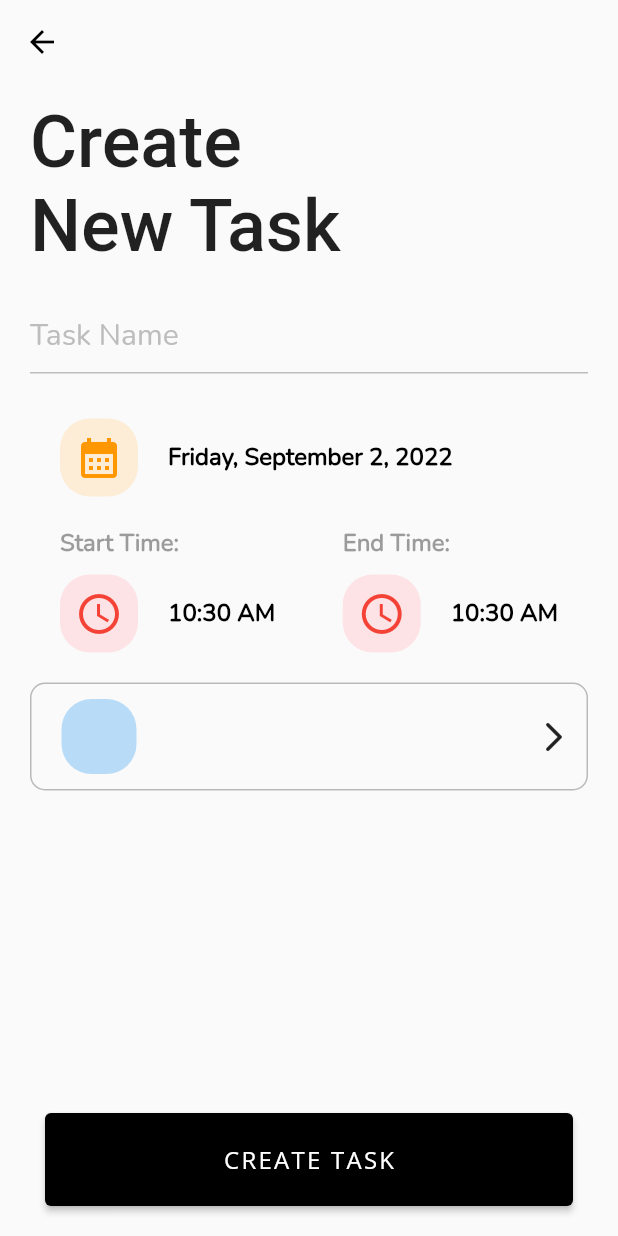
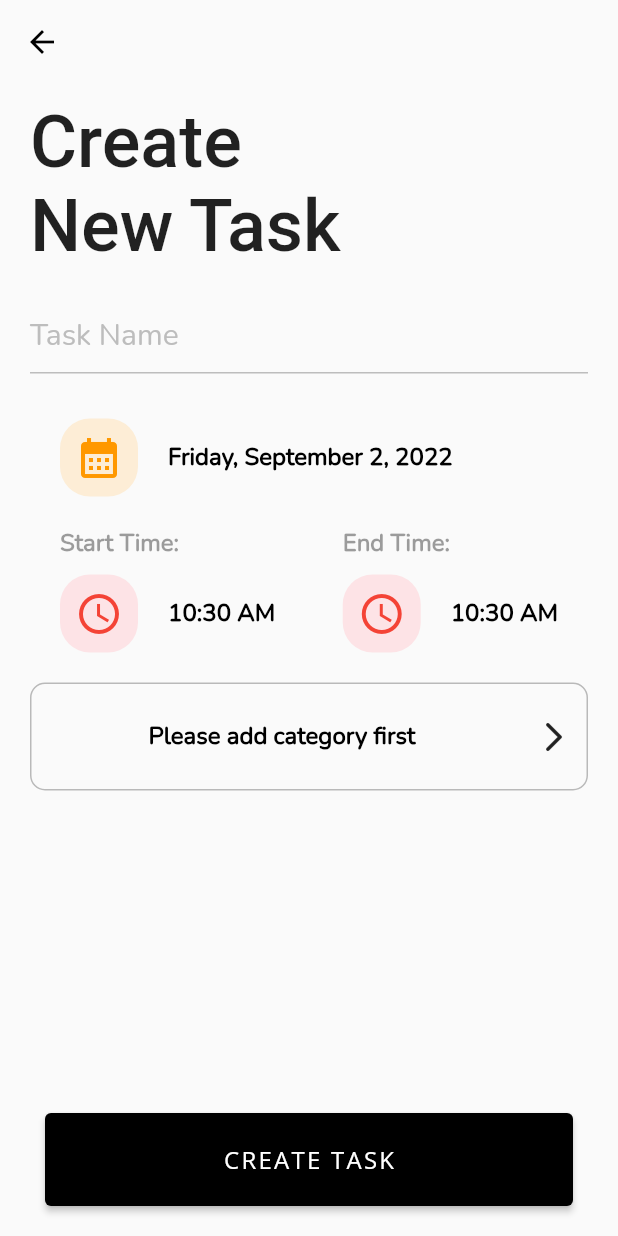
Before and after one commit to repsajanboy/flutter-planner, a Flutter app: the CreateTask screen opened by its route, after a tap on "CREATE TASK", after a tap on "+ ADD NEW TASK", on a phone screen of 412 x 824 dp. Run offline on Flutter 3.47's test engine with Material 2 defaults, Android fonts, the phone set to English and light mode, and no system bars; our stand-ins replace bloc, dio, equatable, firebase_core, firebase_database, flutter_bloc and 1 more; accounts and stored records are empty; Roboto replaces fonts that are missing (Beneth).

Commit message:
handle some errors, category-task flow, no category

```diff
--- a/lib/app.dart
+++ b/lib/app.dart
@@ -57,7 +57,7 @@ class MyApp extends StatelessWidget {
           create: (context) => TasksBloc(
             taskRepository: context.read<TaskRepository>(),
             sidebarBloc: BlocProvider.of<SidebarBloc>(context),
-          )..add(TasksFetched()),
+          )..add(TasksFetched())..add(TasksWithNoCategoriesLoaded()),
         ),
         ],
         child: BlocBuilder<ThemeBloc, ThemeState>(
--- a/lib/presentation/calendar/bloc/calendar_view_bloc.dart
+++ b/lib/presentation/calendar/bloc/calendar_view_bloc.dart
@@ -28,7 +28,7 @@ class CalendarViewBloc extends Bloc<CalendarViewEvent, CalendarViewState> {
     final categories = await categoryRepository.fetchCategories();
     final List<Meeting> meetings = [];
     for (var e in tasks) {
-      final categoryTheme = categories.firstWhere((a) => a.id == e.categoryId).theme;
+      final categoryTheme = categories.isNotEmpty ? categories.firstWhere((a) => a.id == e.categoryId).theme : 0;
       meetings.add(
         Meeting(
           eventName: e.title,
--- a/lib/presentation/main_screen/category/view/category_botttom_sheet.dart
+++ b/lib/presentation/main_screen/category/view/category_botttom_sheet.dart
@@ -3,6 +3,7 @@ import 'package:flutter_bloc/flutter_bloc.dart';
 
 import '../../../../utils/context_extension.dart';
 import '../../../../repositories/category_repository.dart';
+import '../../../theme/theme.dart';
 import '../bloc/category_bloc.dart';
 import 'widgets/color_picker.dart';
 
@@ -97,6 +98,7 @@ class CategoryBottomSheet extends StatelessWidget {
                             context
                                 .read<CategoryBloc>()
                                 .add(CreateCategorySaved());
+                            BlocProvider.of<ThemeBloc>(context).add(ThemeChanged(theme: AppTheme.values[state.selectedTheme]));
                             Navigator.of(context).pop();
                           },
                           child: Text(
--- a/lib/presentation/main_screen/edit_category/view/widgets/edit_category_bottom_sheet.dart
+++ b/lib/presentation/main_screen/edit_category/view/widgets/edit_category_bottom_sheet.dart
@@ -2,6 +2,7 @@ import 'package:flutter/material.dart';
 import 'package:flutter_bloc/flutter_bloc.dart';
 
 import '../../../../../utils/context_extension.dart';
+import '../../../../tasks/tasks.dart';
 import '../../../sidebar/bloc/sidebar_bloc.dart';
 import '../../edit.dart';
 import 'edit_category_color_picker.dart';
@@ -46,8 +47,14 @@ class EditCategoryBottomSheet extends StatelessWidget {
                         size: 32.0,
                       ),
                       onPressed: () {
-                        context.read<EditCategoryBloc>().add(DeleteCategorySelected(id: state.id));
-                        BlocProvider.of<SidebarBloc>(context).add(CategoriesFetched());
+                        context
+                            .read<EditCategoryBloc>()
+                            .add(DeleteCategorySelected(id: state.id));
+                        BlocProvider.of<SidebarBloc>(context)
+                            .add(CategoriesFetched());
+                        BlocProvider.of<TasksBloc>(context).add(TasksFetched());
+                        BlocProvider.of<TasksBloc>(context)
+                            .add(TasksWithNoCategoriesLoaded());
                         Navigator.pop(context);
                       },
                     );
@@ -109,7 +116,8 @@ class EditCategoryBottomSheet extends StatelessWidget {
                           context
                               .read<EditCategoryBloc>()
                               .add(EditCategorySaved());
-                          BlocProvider.of<SidebarBloc>(context).add(CategoriesFetched());
+                          BlocProvider.of<SidebarBloc>(context)
+                              .add(CategoriesFetched());
                           Navigator.of(context).pop();
                         },
                         child: Text(
--- a/lib/presentation/main_screen/sidebar/bloc/sidebar_bloc.dart
+++ b/lib/presentation/main_screen/sidebar/bloc/sidebar_bloc.dart
@@ -28,14 +28,14 @@ class SidebarBloc extends Bloc<SidebarEvent, SidebarState> {
         emit(state.copyWith(
           status: SideBarStatus.success,
           categories: categories,
-          selectedCategoryName: categories[state.selectedIndex].name,
+          selectedCategoryName: categories.isNotEmpty ? categories[state.selectedIndex].name : '',
         ));
       } else if(state.status == SideBarStatus.success){
         final categories = await categoryRepository.fetchCategories();
         emit(state.copyWith(
           status: SideBarStatus.success,
           categories: categories,
-          selectedCategoryName: categories[state.selectedIndex].name,
+          selectedCategoryName: categories.isNotEmpty ? categories[state.selectedIndex].name : '',
         ));
       }
     } on Exception catch (e) {
--- a/lib/presentation/main_screen/view/widgets/main_screen.dart
+++ b/lib/presentation/main_screen/view/widgets/main_screen.dart
@@ -1,7 +1,6 @@
 import 'package:flutter/material.dart';
 import 'package:flutter_bloc/flutter_bloc.dart';
 
-import '../../../../repositories/task_repository.dart';
 import '../../../../routing/app_router_names.dart';
 import '../../../tasks/create_task/bloc/create_task_bloc.dart';
 import '../../sidebar/sidebar.dart';
@@ -13,6 +12,8 @@ class MainScreen extends StatelessWidget {
 
   @override
   Widget build(BuildContext context) {
+    BlocProvider.of<TasksBloc>(context).add(TasksFetched());
+    BlocProvider.of<TasksBloc>(context).add(TasksWithNoCategoriesLoaded());
     return Scaffold(
       drawer: const SideBarDrawer(),
       appBar: AppBar(
--- a/lib/presentation/tasks/bloc/tasks_bloc.dart
+++ b/lib/presentation/tasks/bloc/tasks_bloc.dart
@@ -18,6 +18,7 @@ class TasksBloc extends Bloc<TasksEvent, TasksState> {
     on<ShowAllListSelected>(_showAllTasksList);
     on<ShowActiveListSelected>(_showActiveTasksList);
     on<ShowCompletedListSelected>(_showCompletedTasksList);
+    on<TasksWithNoCategoriesLoaded>(_taskWithNoCategoriesLoaded);
   }
 
   final TaskRepository taskRepository;
@@ -30,12 +31,33 @@ class TasksBloc extends Bloc<TasksEvent, TasksState> {
     try {
       if (state.status == TaskStatus.initial) {
         final tasks = await taskRepository.fetchTasks();
-        final filteredTasks = tasks
+        List<Task> filteredTasks = [];
+        if (sidebarBloc.state.categories.isNotEmpty) {
+          filteredTasks = tasks
               .where((e) =>
                   e.categoryId ==
                   sidebarBloc
                       .state.categories[sidebarBloc.state.selectedIndex].id)
               .toList();
+        }
+        filteredTasks.sort((a, b) => a.startTime.compareTo(b.startTime));
+        emit(state.copyWith(
+          status: TaskStatus.success,
+          tasks: tasks,
+          filteredTasks: filteredTasks,
+          isCompletedEmpty: '',
+        ));
+      } else {
+        final tasks = await taskRepository.fetchTasks();
+        List<Task> filteredTasks = [];
+        if (sidebarBloc.state.categories.isNotEmpty) {
+          filteredTasks = tasks
+              .where((e) =>
+                  e.categoryId ==
+                  sidebarBloc
+                      .state.categories[sidebarBloc.state.selectedIndex].id)
+              .toList();
+        }
         filteredTasks.sort((a, b) => a.startTime.compareTo(b.startTime));
         emit(state.copyWith(
           status: TaskStatus.success,
@@ -77,11 +99,16 @@ class TasksBloc extends Bloc<TasksEvent, TasksState> {
     try {
       await taskRepository.completeTask(event.id!, event.isComplete!);
       final tasks = await taskRepository.fetchTasks();
-      final filteredTasks = tasks
+      List<Task> filteredTasks = [];
+      if (sidebarBloc.state.categories.isNotEmpty) {
+        filteredTasks = tasks
             .where((e) =>
                 e.categoryId ==
-              sidebarBloc.state.categories[sidebarBloc.state.selectedIndex].id)
+                sidebarBloc
+                    .state.categories[sidebarBloc.state.selectedIndex].id)
             .toList();
+      }
+      filteredTasks.sort((a, b) => a.startTime.compareTo(b.startTime));
       emit(state.copyWith(
         status: TaskStatus.success,
         tasks: tasks,
@@ -151,4 +178,29 @@ class TasksBloc extends Bloc<TasksEvent, TasksState> {
       isCompletedEmpty: activeTasks.isEmpty ? 'empty' : '',
     ));
   }
+
+  Future<void> _taskWithNoCategoriesLoaded(
+    TasksWithNoCategoriesLoaded event,
+    Emitter<TasksState> emit,
+  ) async {
+    final tasks = await taskRepository.fetchTasks();
+    final categories = sidebarBloc.state.categories;
+
+    final List<Task> noCategories = [];
+    if (categories.isNotEmpty) {
+      for (var a in categories) {
+        for (var e in tasks) {
+          if (e.categoryId != a.id) {
+            noCategories.add(e);
           }
+        }
+      }
+    } else {
+      for (var e in tasks) {
+        noCategories.add(e);
+      }
+    }
+
+    emit(state.copyWith(noCategortTasks: noCategories));
+  }
+}
--- a/lib/presentation/tasks/bloc/tasks_event.dart
+++ b/lib/presentation/tasks/bloc/tasks_event.dart
@@ -24,3 +24,5 @@ class ShowAllListSelected extends TasksEvent {}
 class ShowActiveListSelected extends TasksEvent {}
 
 class ShowCompletedListSelected extends TasksEvent {}
+
+class TasksWithNoCategoriesLoaded extends TasksEvent {}
--- a/lib/presentation/tasks/bloc/tasks_state.dart
+++ b/lib/presentation/tasks/bloc/tasks_state.dart
@@ -7,12 +7,14 @@ class TasksState extends Equatable {
   final List<Task> tasks;
   final List<Task> filteredTasks;
   final String isCompletedEmpty;
+  final List<Task> noCategortTasks;
 
   const TasksState({
     this.status = TaskStatus.initial,
     this.tasks = const <Task>[],
     this.filteredTasks = const <Task>[],
     this.isCompletedEmpty = '',
+    this.noCategortTasks = const <Task>[],
   });
 
   TasksState copyWith({
@@ -20,16 +22,18 @@ class TasksState extends Equatable {
     List<Task>? tasks,
     List<Task>? filteredTasks,
     String? isCompletedEmpty,
+    List<Task>? noCategortTasks,
   }) {
     return TasksState(
       status: status ?? this.status,
       tasks: tasks ?? this.tasks,
       filteredTasks: filteredTasks ?? this.filteredTasks,
-      isCompletedEmpty: isCompletedEmpty ?? this.isCompletedEmpty
+      isCompletedEmpty: isCompletedEmpty ?? this.isCompletedEmpty,
+      noCategortTasks: noCategortTasks ?? this.noCategortTasks,
     );
   }
 
   @override
-  List<Object> get props => [status, tasks, filteredTasks, isCompletedEmpty];
+  List<Object> get props => [status, tasks, filteredTasks, isCompletedEmpty, noCategortTasks];
 }
 class TasksInitial extends TasksState {}
--- a/lib/presentation/tasks/create_task/bloc/create_task_bloc.dart
+++ b/lib/presentation/tasks/create_task/bloc/create_task_bloc.dart
@@ -26,13 +26,18 @@ class CreateTaskBloc extends Bloc<CreateTaskEvent, CreateTaskState> {
         categoryTheme: event.categoryTheme)));
     on<CreateTaskCategoryIndexLoaded>(
       (event, emit) => emit(state.copyWith(
-        category:
-            sidebarBloc.state.categories[sidebarBloc.state.selectedIndex].name,
-        categoryId:
-            sidebarBloc.state.categories[sidebarBloc.state.selectedIndex].id,
-        categoryTheme:
-            sidebarBloc.state.categories[sidebarBloc.state.selectedIndex].theme,
-        isCategoryLoaded: true,
+        category: sidebarBloc.state.categories.isNotEmpty
+            ? sidebarBloc.state.categories[sidebarBloc.state.selectedIndex].name
+            : '',
+        categoryId: sidebarBloc.state.categories.isNotEmpty
+            ? sidebarBloc.state.categories[sidebarBloc.state.selectedIndex].id
+            : '',
+        categoryTheme: sidebarBloc.state.categories.isNotEmpty
+            ? sidebarBloc
+                .state.categories[sidebarBloc.state.selectedIndex].theme
+            : 0,
+        isCategoryLoaded:
+            sidebarBloc.state.categories.isNotEmpty ? true : false,
       )),
     );
     on<CreateTaskSaved>(_postTask);
--- a/lib/presentation/tasks/create_task/view/widgets/create_task_category.dart
+++ b/lib/presentation/tasks/create_task/view/widgets/create_task_category.dart
@@ -11,21 +11,27 @@ class CreateTaskCategory extends StatelessWidget {
 
   @override
   Widget build(BuildContext context) {
+    return BlocBuilder<CreateTaskBloc, CreateTaskState>(
+      builder: (context, state) {
         return InkWell(
           onTap: () {
+            if (state.category != '') {
               showModalBottomSheet<void>(
                 context: context,
                 isScrollControlled: true,
                 shape: const RoundedRectangleBorder(
-            borderRadius: BorderRadius.vertical(top: Radius.circular(30.0)),
+                  borderRadius:
+                      BorderRadius.vertical(top: Radius.circular(30.0)),
                 ),
-          builder: (BuildContext context) => const CreateTaskCategoryPicker(),
+                builder: (BuildContext context) =>
+                    const CreateTaskCategoryPicker(),
               );
+            }
           },
           child: BlocBuilder<CreateTaskBloc, CreateTaskState>(
             builder: (context, state) {
-          final _color =
-              colorPickerItems.firstWhere((e) => e.id == state.categoryTheme);
+              final _color = colorPickerItems
+                  .firstWhere((e) => e.id == state.categoryTheme);
               return Container(
                 padding: const EdgeInsets.only(
                     left: 20.0, right: 10.0, top: 10.0, bottom: 10.0),
@@ -44,7 +50,9 @@ class CreateTaskCategory extends StatelessWidget {
                           decoration: BoxDecoration(
                             borderRadius:
                                 const BorderRadius.all(Radius.circular(20.0)),
-                        color: _color.colors!.withOpacity(0.3),
+                            color: state.isCategoryLoaded
+                                ? _color.colors!.withOpacity(0.3)
+                                : Colors.transparent,
                           ),
                           child: SizedBox(
                             width: 50.0,
@@ -66,7 +74,9 @@ class CreateTaskCategory extends StatelessWidget {
                         ),
                         const SizedBox(width: 8.0),
                         Text(
-                      state.category,
+                          state.category == ''
+                              ? 'Please add category first'
+                              : state.category,
                           style: context.typo.createTaskText(),
                         ),
                       ],
@@ -78,5 +88,7 @@ class CreateTaskCategory extends StatelessWidget {
             },
           ),
         );
+      },
+    );
   }
 }
--- a/lib/presentation/tasks/edit_task/bloc/edit_task_bloc.dart
+++ b/lib/presentation/tasks/edit_task/bloc/edit_task_bloc.dart
@@ -41,12 +41,12 @@ class EditTaskBloc extends Bloc<EditTaskEvent, EditTaskState> {
         taskDate: event.task.taskDate,
         startTime: TimeOfDay.fromDateTime(event.task.startTime),
         endTime: TimeOfDay.fromDateTime(event.task.endTime),
-        category: sidebarBloc.state.categories.firstWhere((e) => e.id == event.task.categoryId).name,
-        categoryId: event.task.categoryId,
+        category: sidebarBloc.state.categories.isNotEmpty ? sidebarBloc.state.categories.firstWhere((e) => e.id == event.task.categoryId).name : '',
+        categoryId: sidebarBloc.state.categories.isNotEmpty ? event.task.categoryId : '',
         isComplete: event.task.isComplete,
         status: EditTaskStatus.initial,
         categoryTheme:
-            sidebarBloc.state.categories[sidebarBloc.state.selectedIndex].theme,
+            sidebarBloc.state.categories.isNotEmpty ? sidebarBloc.state.categories[sidebarBloc.state.selectedIndex].theme : 0,
       ),
     );
   }
--- a/lib/presentation/tasks/edit_task/view/widgets/edit_task_category.dart
+++ b/lib/presentation/tasks/edit_task/view/widgets/edit_task_category.dart
@@ -3,6 +3,7 @@ import 'package:flutter_bloc/flutter_bloc.dart';
 
 import '../../../../../utils/color_picker_items.dart';
 import '../../../../../utils/context_extension.dart';
+import '../../../../main_screen/sidebar/sidebar.dart';
 import '../../edit.dart';
 import 'edit_task_category_picker.dart';
 
@@ -11,8 +12,11 @@ class EditTaskCategory extends StatelessWidget {
 
   @override
   Widget build(BuildContext context) {
+    final bottomCategoriesItem =
+        BlocProvider.of<SidebarBloc>(context).state.categories;
     return InkWell(
       onTap: () {
+        if (bottomCategoriesItem.isNotEmpty) {
           showModalBottomSheet<void>(
             context: context,
             isScrollControlled: true,
@@ -21,10 +25,12 @@ class EditTaskCategory extends StatelessWidget {
             ),
             builder: (BuildContext context) => const EditTaskCategoryPicker(),
           );
+        }
       },
       child: BlocBuilder<EditTaskBloc, EditTaskState>(
         builder: (context, state) {
-          final _color = colorPickerItems.firstWhere((e) => e.id == state.categoryTheme);
+          final _color =
+              colorPickerItems.firstWhere((e) => e.id == state.categoryTheme);
           return Container(
             padding: const EdgeInsets.only(
                 left: 20.0, right: 10.0, top: 10.0, bottom: 10.0),
@@ -43,14 +49,18 @@ class EditTaskCategory extends StatelessWidget {
                       decoration: BoxDecoration(
                         borderRadius:
                             const BorderRadius.all(Radius.circular(20.0)),
-                        color: _color.colors!.withOpacity(0.3),
+                        color: state.category != ''
+                            ? _color.colors!.withOpacity(0.3)
+                            : Colors.transparent,
                       ),
                       child: SizedBox(
                         width: 50.0,
                         height: 50.0,
                         child: Center(
                           child: Text(
-                            state.category.substring(0, 1),
+                            state.category != ''
+                                ? state.category.substring(0, 1)
+                                : '',
                             style: TextStyle(
                               fontFamily: 'Open Sans',
                               color: _color.colors,
@@ -63,7 +73,7 @@ class EditTaskCategory extends StatelessWidget {
                     ),
                     const SizedBox(width: 8.0),
                     Text(
-                      state.category,
+                      state.category != '' ? state.category : 'Select category',
                       style: context.typo.createTaskText(),
                     ),
                   ],
--- a/lib/presentation/tasks/view/view.dart
+++ b/lib/presentation/tasks/view/view.dart
@@ -1 +1,2 @@
 export './tasks_list.dart';
+export './no_categories_tasks_list.dart';
--- a/lib/presentation/theme/bloc/theme_bloc.dart
+++ b/lib/presentation/theme/bloc/theme_bloc.dart
@@ -13,11 +13,20 @@ class ThemeBloc extends Bloc<ThemeEvent, ThemeState> {
       : super(ThemeState(themeData: appThemeData[AppTheme.blue] as ThemeData)) {
     on<ThemeChanged>((event, emit) =>
         emit(ThemeState(themeData: appThemeData[event.theme] as ThemeData)));
-    on<DefaultThemeLoaded>((event, emit) => emit(ThemeState(
-          themeData: appThemeData[AppTheme
-              .values[sidebarBloc.state.categories[sidebarBloc.state.selectedIndex].theme]] as ThemeData,
-        )));
+    on<DefaultThemeLoaded>(_defaultThemeLoaded);
   }
 
   final SidebarBloc sidebarBloc;
+
+  Future<void> _defaultThemeLoaded(
+    DefaultThemeLoaded event,
+    Emitter<ThemeState> emit,
+  ) async {
+    emit(ThemeState(
+      themeData: sidebarBloc.state.categories.isNotEmpty
+          ? appThemeData[AppTheme.values[sidebarBloc.state
+              .categories[sidebarBloc.state.selectedIndex].theme]] as ThemeData
+          : appThemeData[AppTheme.blue] as ThemeData,
+    ));
+  }
 }
--- a/lib/repositories/category_repository.dart
+++ b/lib/repositories/category_repository.dart
@@ -2,7 +2,7 @@ import '../data/category/category.dart';
 import '../data/category/post_category.dart';
 import '../networking/firebase_api.dart';
 
-class CategoryRepository{
+class CategoryRepository {
   final _firebaseApi = FirebaseApi();
 
   CategoryRepository();
@@ -14,6 +14,7 @@ class CategoryRepository{
   Future<List<Category>> fetchCategories() async {
     final result = await _firebaseApi.getCategories();
     final List<Category> fetchCategories = [];
+    if (result != null) {
       result.forEach((key, value) {
         fetchCategories.add(Category(
           id: key,
@@ -21,6 +22,8 @@ class CategoryRepository{
           theme: value['theme'] as int,
         ));
       });
+    }
+
     return fetchCategories;
   }
 
--- a/lib/routing/app_router.dart
+++ b/lib/routing/app_router.dart
@@ -1,7 +1,6 @@
 import 'package:flutter/material.dart';
 import 'package:flutter_bloc/flutter_bloc.dart';
 
-import '../presentation/calendar/bloc/calendar_view_bloc.dart';
 import '../presentation/calendar/calendar.dart';
 import '../presentation/main_screen/edit_category/edit.dart';
 import '../presentation/splash/splash.dart';
@@ -9,6 +8,7 @@ import '../presentation/tasks/create_task/create.dart';
 import '../presentation/main_screen/main.dart';
 
 import '../presentation/tasks/edit_task/edit.dart';
+import '../presentation/tasks/tasks.dart';
 import '../repositories/category_repository.dart';
 import '../repositories/task_repository.dart';
 import 'app_router_names.dart';
@@ -26,6 +26,8 @@ class AppRouter {
         return MaterialPageRoute(builder: (_) => const EditTask());
       case RouteNames.editCategory:
         return MaterialPageRoute(builder: (_) => const EditCategoryList());
+      case RouteNames.noCategory:
+        return MaterialPageRoute(builder: (_) => const NoCategoriesTasksList());
       case RouteNames.calendar:
         return MaterialPageRoute(
           builder: (_) => BlocProvider(
--- a/lib/routing/app_router_names.dart
+++ b/lib/routing/app_router_names.dart
@@ -4,5 +4,6 @@ class RouteNames {
   static const String createTask = '/createTask';
   static const String editTask = '/editTask';
   static const String editCategory = '/editCategory';
+  static const String noCategory = '/noCategory';
   static const String calendar = '/calendar';
 }
```
Also changed, not shown: lib/presentation/main_screen/sidebar/view/side_bar_drawer.dart (+58 -10 lines), lib/presentation/tasks/view/no_categories_tasks_list.dart (added, +154 -0 lines). Lines whose indentation alone changed are shown as unchanged.
